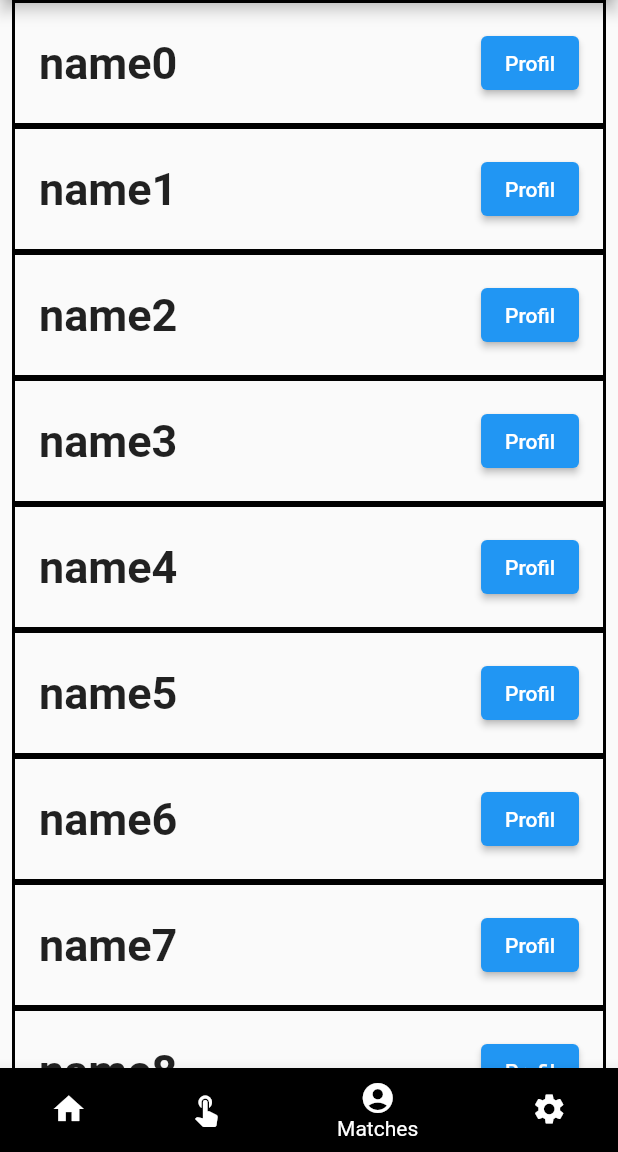
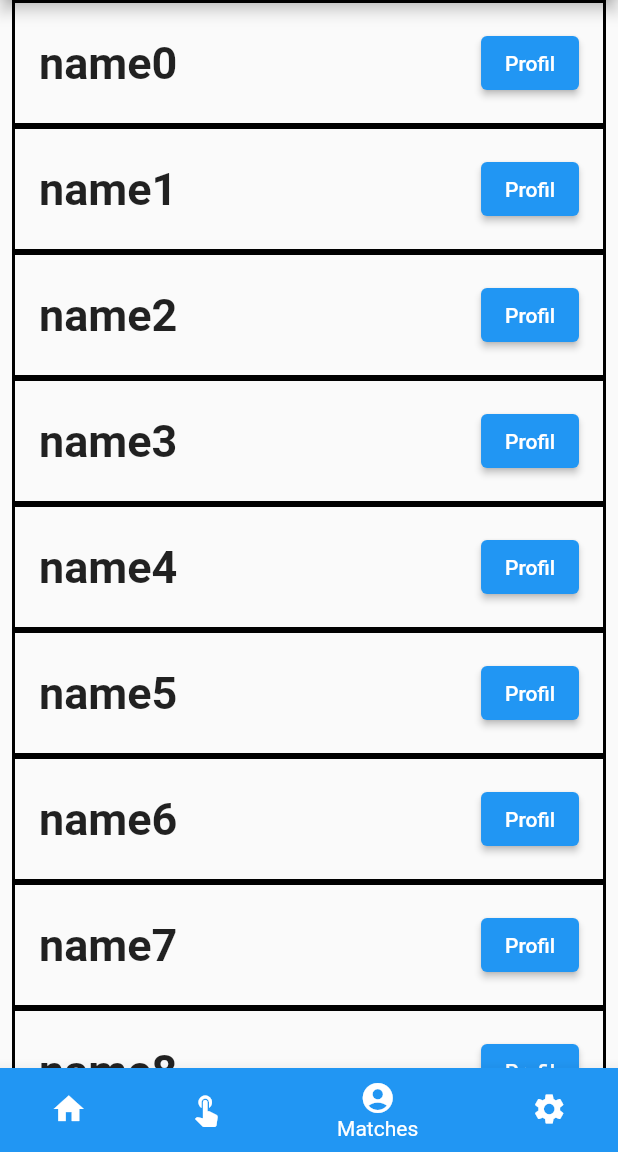
Before and after one commit to ErikFabian/Informatinder_frontend, a Flutter app: the MyHomePage screen opened by its route, item 3 of the bottom bar chosen, on a phone screen of 412 x 824 dp, the part 84-1236 px from its top. Run offline on Flutter 3.47's test engine with Material 2 defaults, Android fonts, the phone set to English and light mode, and no system bars.

Commit message:
Chnage BottomNavBar Color to Blue

```diff
--- a/lib/main.dart
+++ b/lib/main.dart
@@ -69,19 +69,19 @@ class _MyHomePageState extends State<MyHomePage> {
           BottomNavigationBarItem(
               icon: Icon(Icons.home),
               label: 'Home',
-              backgroundColor: Colors.black),
+              backgroundColor: Colors.blue),
           BottomNavigationBarItem(
               icon: Icon(Icons.touch_app),
               label: 'Matchen',
-              backgroundColor: Colors.black),
+              backgroundColor: Colors.blue),
           BottomNavigationBarItem(
               icon: Icon(Icons.account_circle),
               label: 'Matches',
-              backgroundColor: Colors.black),
+              backgroundColor: Colors.blue),
           BottomNavigationBarItem(
               icon: Icon(Icons.settings),
               label: 'Settings',
-              backgroundColor: Colors.black)
+              backgroundColor: Colors.blue)
         ],
         onTap: (index) {
           setState(() {
```
